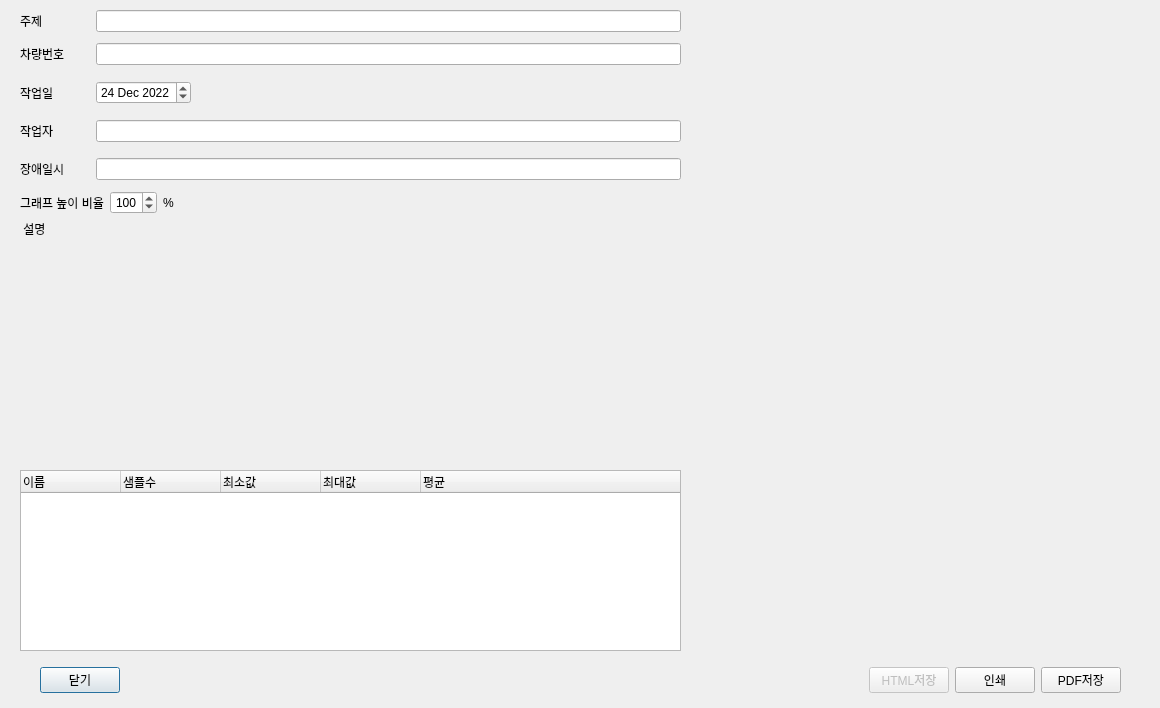
Before: the Qt Designer form src/asammdf/arloo/ui/report_dialog.ui in hayarobi/asammdf, drawn with Qt 5.
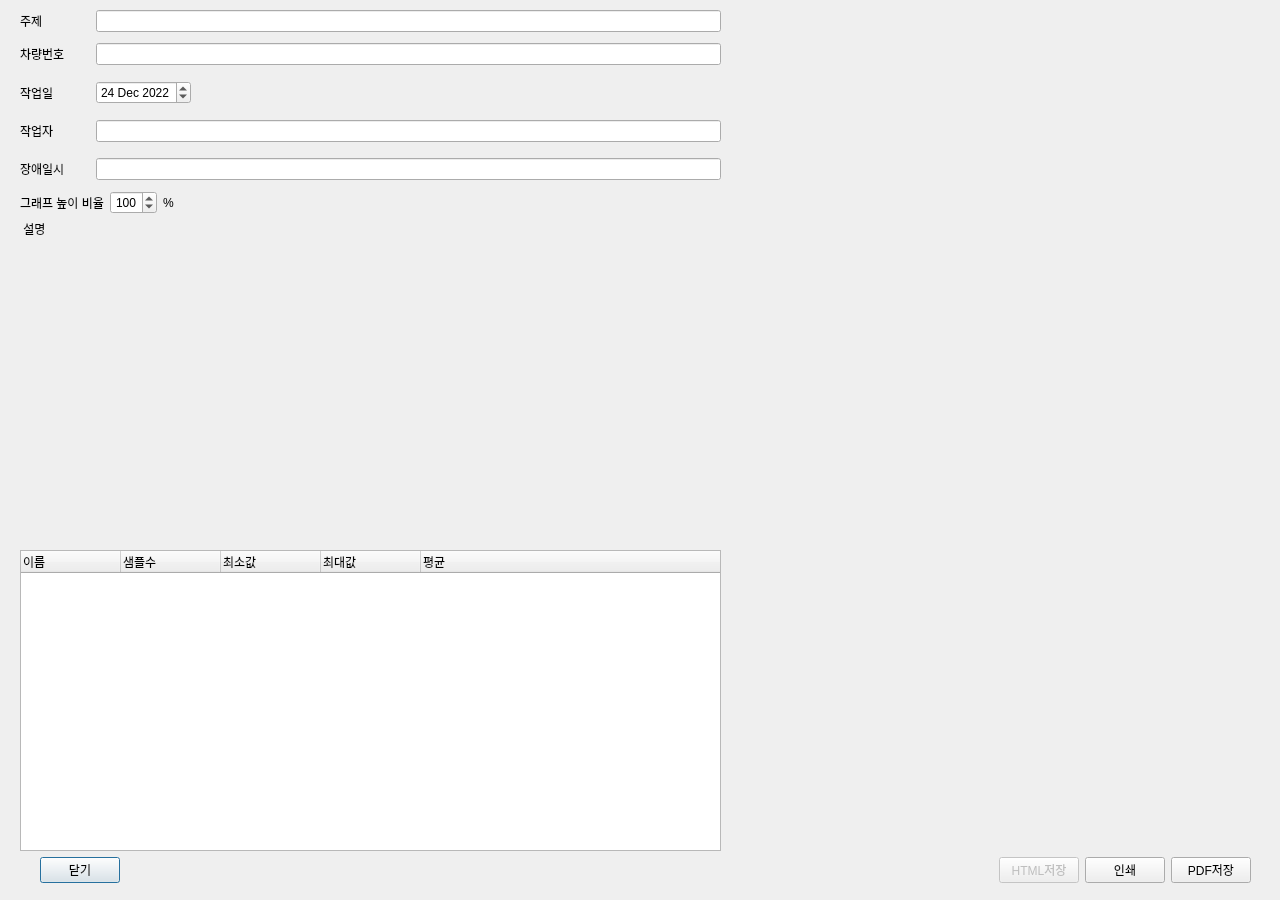
After: the same form once the commit is applied.

Commit message:
병합 저장 버그 수정 및 리포트 UI개선
- 병합 저장시 에러나는 버그 수정
- 리포트의 설명과 신호 목록이 작아서 안 보이는 문제 수정

```diff
--- a/src/asammdf/arloo/ui/report_dialog.ui
+++ b/src/asammdf/arloo/ui/report_dialog.ui
@@ -9,8 +9,8 @@
    <rect>
     <x>0</x>
     <y>0</y>
-    <width>1160</width>
-    <height>708</height>
+    <width>1280</width>
+    <height>900</height>
    </rect>
   </property>
   <property name="sizePolicy">
@@ -21,14 +21,14 @@
   </property>
   <property name="minimumSize">
    <size>
-    <width>1160</width>
-    <height>708</height>
+    <width>1280</width>
+    <height>900</height>
    </size>
   </property>
   <property name="maximumSize">
    <size>
-    <width>1160</width>
-    <height>708</height>
+    <width>1280</width>
+    <height>900</height>
    </size>
   </property>
   <property name="windowTitle">
@@ -45,8 +45,8 @@
     <rect>
      <x>20</x>
      <y>10</y>
-     <width>661</width>
-     <height>641</height>
+     <width>701</width>
+     <height>841</height>
     </rect>
    </property>
    <layout class="QVBoxLayout" name="verticalLayout">
@@ -277,7 +277,7 @@
         <property name="minimumSize">
          <size>
           <width>0</width>
-          <height>220</height>
+          <height>300</height>
          </size>
         </property>
        </widget>
@@ -321,10 +321,10 @@
   <widget class="QWidget" name="verticalLayoutWidget_2">
    <property name="geometry">
     <rect>
-     <x>690</x>
+     <x>730</x>
      <y>10</y>
-     <width>454</width>
-     <height>640</height>
+     <width>541</width>
+     <height>841</height>
     </rect>
    </property>
    <layout class="QVBoxLayout" name="previewLayout"/>
@@ -333,8 +333,8 @@
    <property name="geometry">
     <rect>
      <x>20</x>
-     <y>660</y>
-     <width>1121</width>
+     <y>850</y>
+     <width>1251</width>
      <height>41</height>
     </rect>
    </property>
```
The commit also changes 2 other files.
